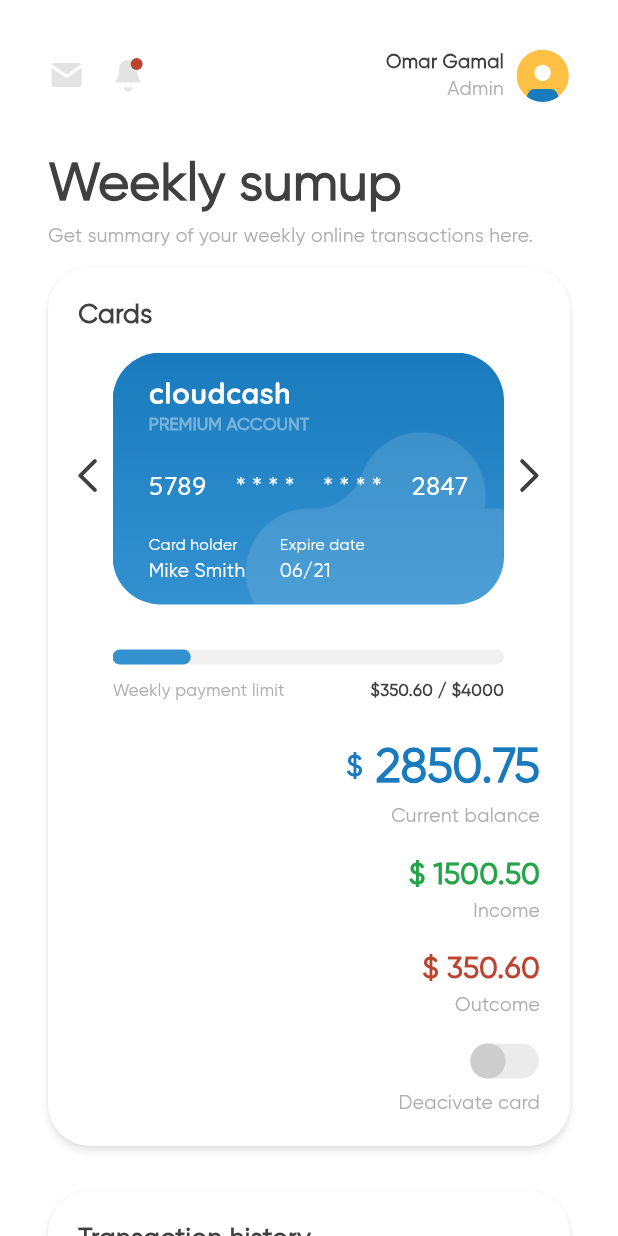
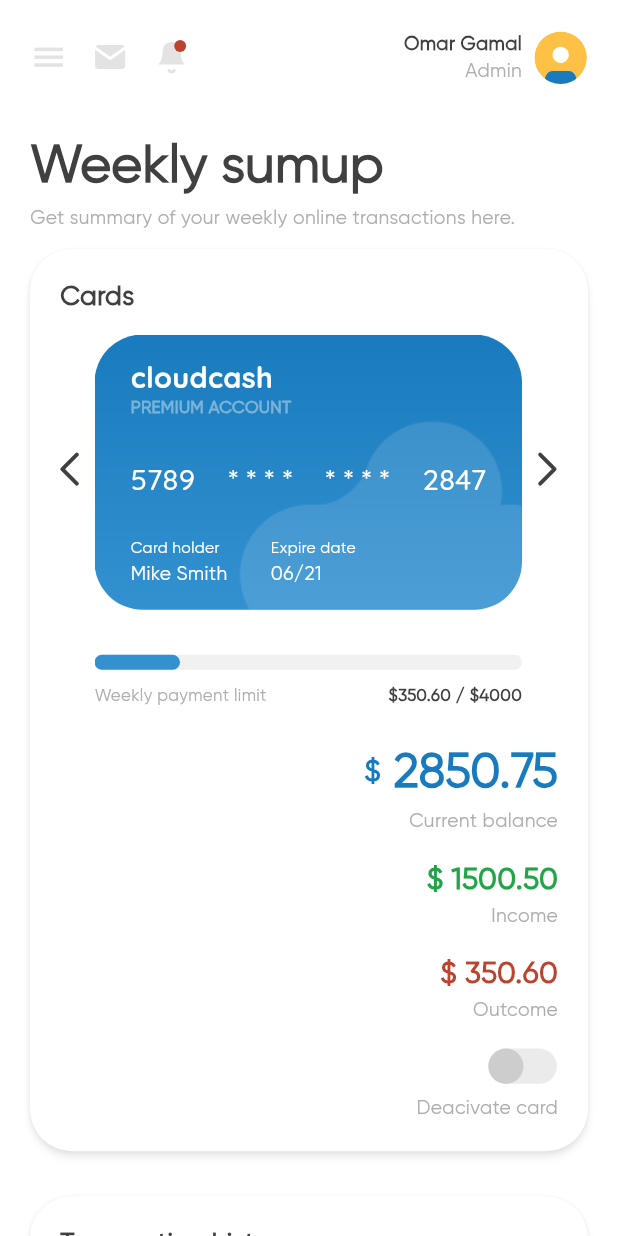
Before and after one commit to amirrrra/Financial-Dashboard, a Flutter app: the screen it shows after launch, on a phone screen of 412 x 824 dp. Run offline on Flutter 3.47's test engine with Material 3 defaults, Android fonts, the phone set to English and light mode, and no system bars; drawn by our look-alikes of expandable_page_view; our stand-ins replace flutter_svg.

Commit message:
set drawer to mobile layout

```diff
--- a/lib/utils/app_colors.dart
+++ b/lib/utils/app_colors.dart
@@ -6,6 +6,7 @@ abstract class AppColors {
   static const greyC7 = Color(0xffC7C7C7);
   static const greyC6 = Color(0xFFC6C6C6);
   static const greyAe = Color(0xffAEAEAE);
+  static const greyE3 = Color(0xffE3E3E3);
   static const grey69 = Color(0xff696969);
   static const greyec = Color(0xffECECEC);
   static const greyef = Color(0xffEFEFEF);
--- a/lib/views/home_view.dart
+++ b/lib/views/home_view.dart
@@ -1,19 +1,34 @@
 import 'package:financial_dashboard/utils/app_colors.dart';
+import 'package:financial_dashboard/utils/size_config.dart';
 import 'package:financial_dashboard/widgets/adaptive_layout.dart';
+import 'package:financial_dashboard/widgets/drawer_widget.dart';
 import 'package:financial_dashboard/widgets/layout_desktop_widget.dart';
 import 'package:financial_dashboard/widgets/layout_mobile_widget.dart';
 import 'package:financial_dashboard/widgets/layout_tablet_widget.dart';
 import 'package:flutter/material.dart';
 
-class HomeView extends StatelessWidget {
+class HomeView extends StatefulWidget {
   const HomeView({super.key});
 
   @override
+  State<HomeView> createState() => _HomeViewState();
+}
+
+class _HomeViewState extends State<HomeView> {
+  final GlobalKey<ScaffoldState> scaffoldKey = GlobalKey();
+  @override
   Widget build(BuildContext context) {
+    final screenWidth = MediaQuery.sizeOf(context).width;
     return Scaffold(
+      key: scaffoldKey,
+      drawer: screenWidth < SizeConfig.tablet ? DrawerWidget() : null,
       backgroundColor: AppColors.white,
       body: AdaptiveLayout(
-        mobileLayout: (context) => const LayoutMobileWidget(),
+        mobileLayout: (context) => LayoutMobileWidget(
+          onTap: () {
+            scaffoldKey.currentState?.openDrawer();
+          },
+        ),
         tabletLayout: (context) => const LayoutTabletWidget(),
         desktopLayout: (context) => const LayoutDesktopWidget(),
       ),
--- a/lib/widgets/header_vert_widget.dart
+++ b/lib/widgets/header_mobile_widget.dart
@@ -1,16 +1,19 @@
 import 'package:financial_dashboard/widgets/header_profile_mobile_widget.dart';
 import 'package:financial_dashboard/widgets/header_title_widget.dart';
+
 import 'package:flutter/material.dart';
 
-class HeaderVertWidget extends StatelessWidget {
-  const HeaderVertWidget({super.key});
+class HeaderMobileWidget extends StatelessWidget {
+  final void Function()? onTap;
+
+  const HeaderMobileWidget({super.key, this.onTap});
 
   @override
   Widget build(BuildContext context) {
-    return const Column(
+    return Column(
       crossAxisAlignment: CrossAxisAlignment.start,
       children: [
-        HeaderProfileMobileWidget(),
+        HeaderProfileMobileWidget(onTap: onTap),
         SizedBox(height: 30),
         HeaderTitleWidget(),
       ],
--- a/lib/widgets/header_profile_mobile_widget.dart
+++ b/lib/widgets/header_profile_mobile_widget.dart
@@ -1,10 +1,13 @@
+import 'package:financial_dashboard/utils/app_colors.dart';
 import 'package:financial_dashboard/utils/app_images.dart';
 import 'package:financial_dashboard/utils/app_styles.dart';
 import 'package:flutter/material.dart';
 import 'package:flutter_svg/svg.dart';
 
 class HeaderProfileMobileWidget extends StatelessWidget {
-  const HeaderProfileMobileWidget({super.key});
+  final void Function()? onTap;
+
+  const HeaderProfileMobileWidget({super.key, this.onTap});
 
   @override
   Widget build(BuildContext context) {
@@ -13,6 +16,15 @@ class HeaderProfileMobileWidget extends StatelessWidget {
       children: [
         Row(
           children: [
+            GestureDetector(
+              onTap: onTap,
+              child: Icon(
+                Icons.menu,
+                color: AppColors.greyE3,
+                size: 25,
+              ),
+            ),
+            const SizedBox(width: 16),
             SvgPicture.asset(AppImages.mail),
             const SizedBox(width: 16),
             SvgPicture.asset(AppImages.bell),
--- a/lib/widgets/header_widget.dart
+++ b/lib/widgets/header_widget.dart
@@ -1,5 +1,5 @@
-import 'package:financial_dashboard/widgets/header_horz_widget.dart';
-import 'package:financial_dashboard/widgets/header_vert_widget.dart';
+import 'package:financial_dashboard/widgets/header_profile_widget.dart';
+import 'package:financial_dashboard/widgets/header_title_widget.dart';
 import 'package:flutter/material.dart';
 
 class HeaderWidget extends StatelessWidget {
@@ -7,9 +7,11 @@ class HeaderWidget extends StatelessWidget {
 
   @override
   Widget build(BuildContext context) {
-    final screenWidth = MediaQuery.sizeOf(context).width;
-    return screenWidth >= 800
-        ? const HeaderHorzWidget()
-        : const HeaderVertWidget();
+   return const Row(
+      children: [
+        Expanded(child: HeaderTitleWidget()),
+        HeaderProfileWidget(),
+      ],
+    );
   }
 }
--- a/lib/widgets/layout_desktop_widget.dart
+++ b/lib/widgets/layout_desktop_widget.dart
@@ -12,7 +12,7 @@ class LayoutDesktopWidget extends StatelessWidget {
   Widget build(BuildContext context) {
     return Row(
       children: const [
-        // Drawwer
+        // Drawer
         Expanded(
           flex: 3,
           child: DrawerWidget(),
--- a/lib/widgets/layout_mobile_widget.dart
+++ b/lib/widgets/layout_mobile_widget.dart
@@ -1,19 +1,22 @@
-import 'package:financial_dashboard/widgets/header_widget.dart';
+import 'package:financial_dashboard/widgets/header_mobile_widget.dart';
 import 'package:financial_dashboard/widgets/section_cards_and_transactions.dart';
 import 'package:financial_dashboard/widgets/section_goals_outcome_and_transaction.dart';
 import 'package:flutter/material.dart';
 
 class LayoutMobileWidget extends StatelessWidget {
-  const LayoutMobileWidget({super.key});
+  final void Function()? onTap;
+
+  const LayoutMobileWidget({super.key, this.onTap});
 
   @override
   Widget build(BuildContext context) {
-    return const SingleChildScrollView(
+    return  SingleChildScrollView(
       child: Padding(
-        padding: EdgeInsets.all(32),
+        padding: EdgeInsets.all(20),
         child: Column(
+          crossAxisAlignment: CrossAxisAlignment.start,
           children: [
-            HeaderWidget(),
+            HeaderMobileWidget(onTap: onTap),
             SizedBox(height: 12),
             SectionCardsAndTransactions(),
             SizedBox(height: 30),
```
Also changed, not shown: lib/widgets/drawer_widget.dart (+7 -2 lines), lib/widgets/header_horz_widget.dart (deleted, +0 -17 lines), lib/widgets/layout_tablet_widget.dart (+19 -3 lines).
